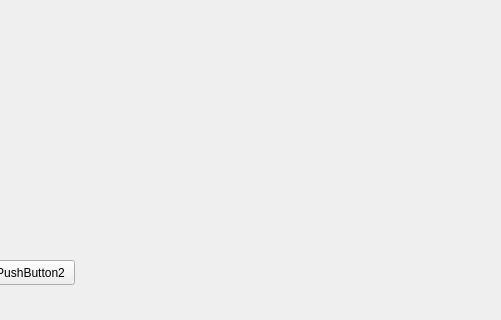
Old version of the form simple_qt_ros.ui in the repository karlkwon/spark_x_F; both pictures show x 154 to 655 and y 240 to 560 of the 655 by 560 pixel window.
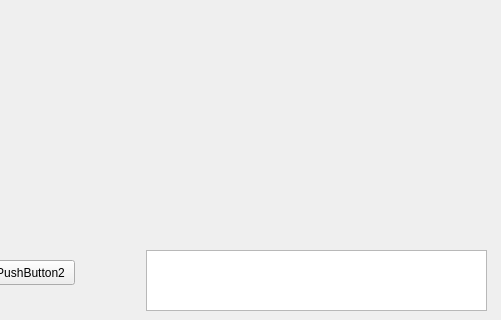
New version of the form.

What changed in the file:
```diff
--- a/simple_qt_ros.ui
+++ b/simple_qt_ros.ui
@@ -52,6 +52,16 @@
     <string>TextLabel</string>
    </property>
   </widget>
+  <widget class="QTextEdit" name="edit_1">
+   <property name="geometry">
+    <rect>
+     <x>300</x>
+     <y>490</y>
+     <width>341</width>
+     <height>61</height>
+    </rect>
+   </property>
+  </widget>
  </widget>
  <resources/>
  <connections/>
```
